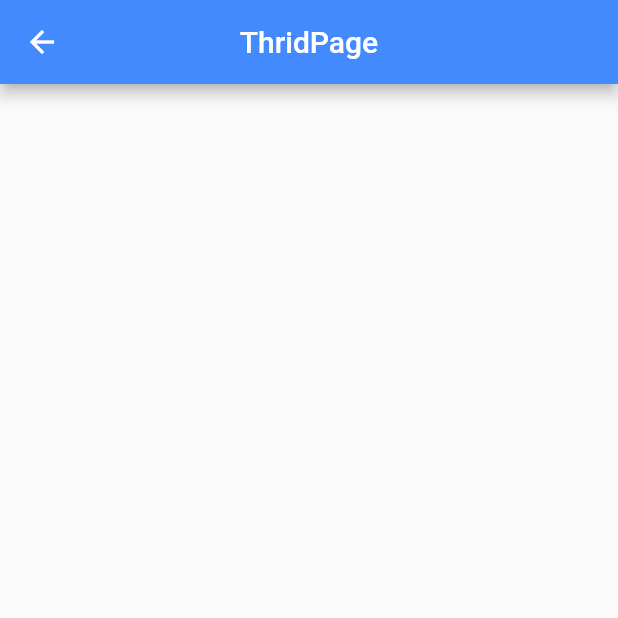
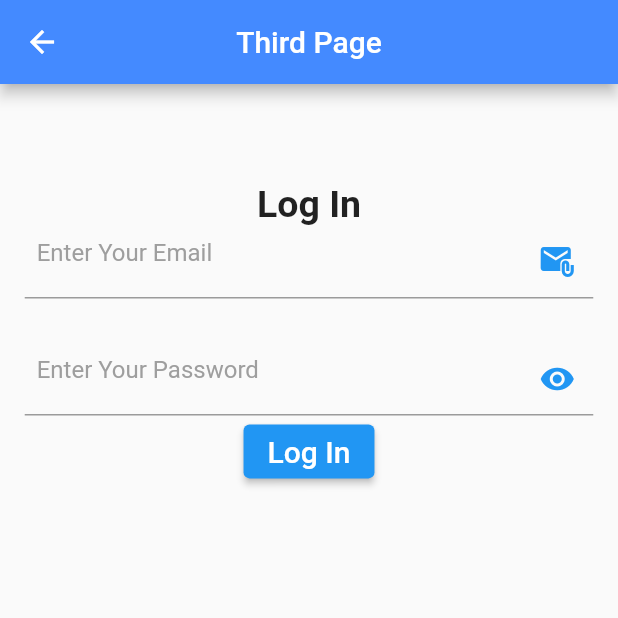
Before and after one commit to ttcapp/demo_mm, a Flutter app: the ThirdPage screen opened directly, on a phone screen of 412 x 824 dp, the top half of it. Run offline on Flutter 3.47's test engine with Material 2 defaults, Android fonts, the phone set to English and light mode, and no system bars; missing offline and left inert: dart:html, slide_drawer; network calls fail.

Commit message:
demo 31.10.21

```diff
--- a/lib/main.dart
+++ b/lib/main.dart
@@ -22,7 +22,7 @@ class MyApp extends StatelessWidget {
       home: SlideDrawer(
         backgroundColor: Colors.blueAccent,
         rotateAngle: pi/42,
-        offsetFromRight: 300,
+        offsetFromRight: 80,
         items: [
           MenuItem('Home', onTap: (){},icon: Icons.input),
           MenuItem('Project', onTap: (){
--- a/lib/second_page.dart
+++ b/lib/second_page.dart
@@ -17,6 +17,7 @@ class _SecondPageState extends State<SecondPage> {
   Widget build(BuildContext context) {
     return Scaffold(
       appBar: AppBar(
+        backgroundColor: Colors.deepOrange,
         title: Text("Second Page"),
       ),
       body: Column(
--- a/lib/third_page.dart
+++ b/lib/third_page.dart
@@ -1,3 +1,5 @@
+import 'dart:html';
+
 import 'package:flutter/material.dart';
 
 class ThirdPage extends StatefulWidget {
@@ -7,14 +9,88 @@ class ThirdPage extends StatefulWidget {
   _ThirdPageState createState() => _ThirdPageState();
 }
 
+final _formKey= GlobalKey<FormFieldState>();
+TextEditingController emailController= TextEditingController();
+TextEditingController passwordCotroller= TextEditingController();
+
+
 class _ThirdPageState extends State<ThirdPage> {
   @override
   Widget build(BuildContext context) {
+
+//globle variable
+    double h=MediaQuery.of(context).size.height;
+    double w=MediaQuery.of(context).size.width;
+    bool passVisi= true;
+//globle variable
+
     return Scaffold(
       appBar: AppBar(
         centerTitle: true,
         backgroundColor: Colors.blueAccent,
-        title: Text("ThridPage"),
+        title: Text("Third Page"),
+      ),
+      body: Form(
+        key: _formKey,
+        child: Padding(
+          padding: EdgeInsets.only(
+            top: h*0.08, left: w*0.04,
+              right: w*0.04, bottom: h*0.08
+          ),
+          child: Column(
+            children: [
+              Text("Log In", style: TextStyle(fontSize: 25, fontWeight: FontWeight.bold),),
+              TextFormField(
+                decoration: InputDecoration(
+                  hintText: "Enter Your Email",
+                  hintStyle: TextStyle(color: Colors.grey),
+                  contentPadding: EdgeInsets.all(8),
+                  focusColor: Colors.blue,
+                  focusedBorder: OutlineInputBorder(
+                    borderSide: BorderSide(color: Colors.black),
+                    borderRadius: BorderRadius.circular(5),
+                  ),
+                  suffixIcon: Icon(Icons.attach_email, color: Colors.blue,),
+                ),
+              ),
+              SizedBox(
+                height: 30,
+                width: 30,
+              ),
+              TextFormField(
+                obscureText: passVisi,
+                decoration: InputDecoration(
+                  hintText: "Enter Your Password",
+                  hintStyle: TextStyle(color: Colors.grey),
+                  contentPadding: EdgeInsets.all(8),
+                  focusColor: Colors.blue,
+                  focusedBorder: OutlineInputBorder(
+                    borderSide: BorderSide(color: Colors.black),
+                    borderRadius: BorderRadius.circular(5),
+                  ),
+                  suffixIcon: InkWell(
+                    onTap: (){
+                      setState(() {
+                        if(passVisi==true)
+                          passVisi=false;
+                        else
+                          passVisi=true;
+                      });
+                    },
+                      child: Icon(Icons.remove_red_eye, color: Colors.blue,)),
+                ),
+              ),
+              ElevatedButton(
+                  style: ElevatedButton.styleFrom(
+                      primary: Colors.blue
+                  ),
+                  onPressed: (){
+                  },
+                  child: Text("Log In", style: TextStyle(fontSize: 20),)
+              ),
+            ],
+          ),
+        ),
       ),
     );
   }
```
Also changed, not shown: pubspec.yaml (+7 -0 lines), assets/image/icon_app.png (added), pubspec.lock, 17 other files.
